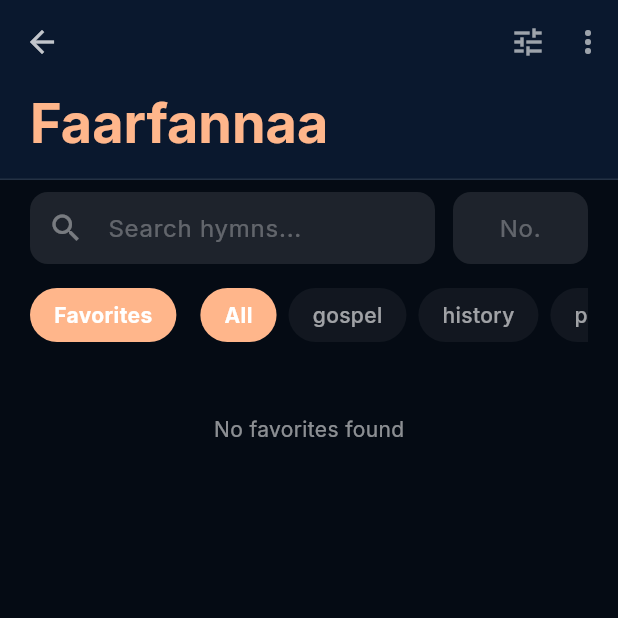
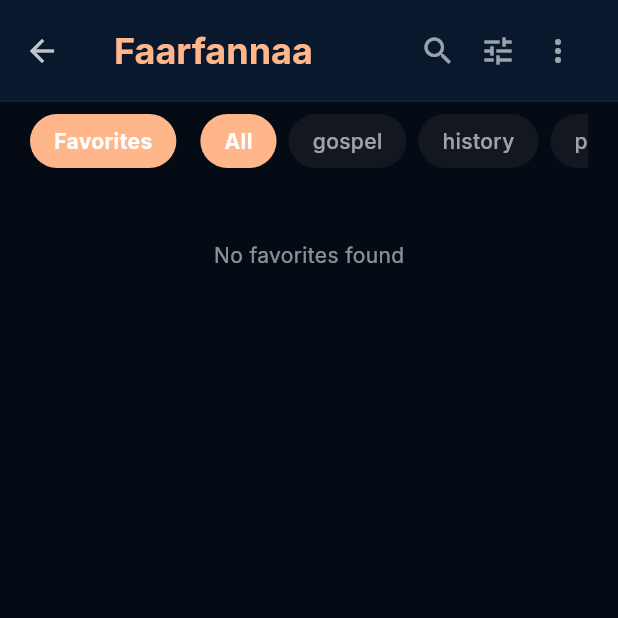
Before and after one commit to lati-tibabu/faarfannaa_galata_waaqayyoo, a Flutter app: the HomeExploreScreen screen opened directly, after a tap on "Favorites", on a phone screen of 412 x 824 dp, the top half of it. Run offline on Flutter 3.47's test engine with Material 3 defaults, Android fonts, the phone set to English and light mode, and no system bars; our stand-ins replace flashy_tab_bar2, flutter_colorpicker, heroicons, package_info_plus, shared_preferences; accounts and stored records are empty.

Commit message:
feat: Implement search functionality for hymns with dynamic filtering

```diff
--- a/lib/screens/home_explore_screen.dart
+++ b/lib/screens/home_explore_screen.dart
@@ -7,9 +7,9 @@ import '../services/song_service.dart';
 import 'collections_screen.dart';
 import 'now_playing_screen.dart';
 import 'recently_viewed_screen.dart';
+import 'search_screen.dart';
 import 'song_detail_screen.dart';
 import 'song_index_screen.dart';
-import 'song_not_found_screen.dart';
 
 class HomeExploreScreen extends StatefulWidget {
   const HomeExploreScreen({super.key});
@@ -19,9 +19,6 @@ class HomeExploreScreen extends StatefulWidget {
 }
 
 class _HomeExploreScreenState extends State<HomeExploreScreen> {
-  final TextEditingController _searchController = TextEditingController();
-  final TextEditingController _numberController = TextEditingController();
-
   List<Hymn> _allSongs = [];
   String _selectedCategory = 'All';
   bool _favoritesOnly = false;
@@ -31,15 +28,6 @@ class _HomeExploreScreenState extends State<HomeExploreScreen> {
   void initState() {
     super.initState();
     _loadSongs();
-    _searchController.addListener(() => setState(() {}));
-    _numberController.addListener(() => setState(() {}));
-  }
-
-  @override
-  void dispose() {
-    _searchController.dispose();
-    _numberController.dispose();
-    super.dispose();
   }
 
   void _loadSongs() {
@@ -70,9 +58,6 @@ class _HomeExploreScreenState extends State<HomeExploreScreen> {
     final isDark = Theme.of(context).brightness == Brightness.dark;
     final favorites = context.watch<FavoritesProvider>();
 
-    final String query = _searchController.text.trim().toLowerCase();
-    final String numberText = _numberController.text.trim();
-
     List<Hymn> songs = _allSongs;
     if (_selectedCategory != 'All') {
       songs = songs
@@ -83,16 +68,6 @@ class _HomeExploreScreenState extends State<HomeExploreScreen> {
     }
     if (_favoritesOnly) {
       songs = songs.where((s) => favorites.isFavorite(s.number)).toList();
-    }
-
-    if (numberText.isNotEmpty) {
-      songs = songs
-          .where((s) => s.number.toString().startsWith(numberText))
-          .toList();
-    } else if (query.isNotEmpty) {
-      songs = songs
-          .where((s) => s.title.toLowerCase().contains(query))
-          .toList();
     }
 
     songs.sort((a, b) {
@@ -112,28 +87,24 @@ class _HomeExploreScreenState extends State<HomeExploreScreen> {
           SliverAppBar(
             floating: true,
             pinned: true,
-            expandedHeight: 120,
+            toolbarHeight: 68,
+            elevation: 0,
+            scrolledUnderElevation: 0,
             backgroundColor:
                 Theme.of(context).appBarTheme.backgroundColor ??
                 Theme.of(context).scaffoldBackgroundColor,
-            flexibleSpace: FlexibleSpaceBar(
-              background: Container(
-                decoration: BoxDecoration(
-                  border: Border(
+            shape: Border(
               bottom: BorderSide(
                 color: isDark
                     ? Colors.white.withValues(alpha: 0.05)
                     : Colors.black.withValues(alpha: 0.05),
               ),
             ),
-                ),
-              ),
-              titlePadding: const EdgeInsets.symmetric(
-                horizontal: 20,
-                vertical: 16,
-              ),
-              centerTitle: false,
-              title: Text(
+            titleSpacing: 20,
+            title: Row(
+              children: [
+                Expanded(
+                  child: Text(
                     'Faarfannaa',
                     style: TextStyle(
                       color: Theme.of(context).colorScheme.primary,
@@ -142,8 +113,21 @@ class _HomeExploreScreenState extends State<HomeExploreScreen> {
                     ),
                   ),
                 ),
-            actions: [
                 IconButton(
+                  tooltip: 'Search',
+                  onPressed: () {
+                    Navigator.push(
+                      context,
+                      MaterialPageRoute(builder: (_) => const SearchScreen()),
+                    );
+                  },
+                  icon: Icon(
+                    Icons.search,
+                    color: isDark ? Colors.white60 : Colors.black54,
+                  ),
+                ),
+                IconButton(
+                  tooltip: 'Filter',
                   onPressed: _openFilters,
                   icon: Icon(
                     Icons.tune,
@@ -209,102 +193,12 @@ class _HomeExploreScreenState extends State<HomeExploreScreen> {
                 ),
               ],
             ),
+          ),
           SliverToBoxAdapter(
             child: Padding(
               padding: const EdgeInsets.symmetric(horizontal: 20, vertical: 8),
               child: Column(
                 children: [
-                  Row(
-                    children: [
-                      Expanded(
-                        flex: 3,
-                        child: TextField(
-                          controller: _searchController,
-                          style: TextStyle(
-                            color: isDark ? Colors.white : Colors.black,
-                          ),
-                          decoration: InputDecoration(
-                            hintText: 'Search hymns...',
-                            hintStyle: TextStyle(
-                              color: isDark
-                                  ? Colors.white.withValues(alpha: 0.3)
-                                  : Colors.black38,
-                            ),
-                            prefixIcon: Icon(
-                              Icons.search,
-                              color: isDark
-                                  ? Colors.white.withValues(alpha: 0.4)
-                                  : Colors.black45,
-                            ),
-                            filled: true,
-                            fillColor: isDark
-                                ? Colors.white.withValues(alpha: 0.1)
-                                : Colors.grey.withValues(alpha: 0.1),
-                            border: OutlineInputBorder(
-                              borderRadius: BorderRadius.circular(12),
-                              borderSide: BorderSide.none,
-                            ),
-                            contentPadding: const EdgeInsets.symmetric(
-                              vertical: 12,
-                            ),
-                          ),
-                        ),
-                      ),
-                      const SizedBox(width: 12),
-                      Expanded(
-                        flex: 1,
-                        child: TextField(
-                          controller: _numberController,
-                          keyboardType: TextInputType.number,
-                          textAlign: TextAlign.center,
-                          style: TextStyle(
-                            color: isDark ? Colors.white : Colors.black,
-                          ),
-                          onSubmitted: (value) {
-                            final parsed = int.tryParse(value.trim());
-                            if (parsed == null) return;
-                            final hymn = SongService().getSongByNumber(parsed);
-                            if (hymn != null) {
-                              Navigator.push(
-                                context,
-                                MaterialPageRoute(
-                                  builder: (_) => SongDetailScreen(song: hymn),
-                                ),
-                              );
-                            } else {
-                              Navigator.push(
-                                context,
-                                MaterialPageRoute(
-                                  builder: (_) =>
-                                      SongNotFoundScreen(number: parsed),
-                                ),
-                              );
-                            }
-                          },
-                          decoration: InputDecoration(
-                            hintText: 'No.',
-                            hintStyle: TextStyle(
-                              color: isDark
-                                  ? Colors.white.withValues(alpha: 0.3)
-                                  : Colors.black38,
-                            ),
-                            filled: true,
-                            fillColor: isDark
-                                ? Colors.white.withValues(alpha: 0.1)
-                                : Colors.grey.withValues(alpha: 0.1),
-                            border: OutlineInputBorder(
-                              borderRadius: BorderRadius.circular(12),
-                              borderSide: BorderSide.none,
-                            ),
-                            contentPadding: const EdgeInsets.symmetric(
-                              vertical: 12,
-                            ),
-                          ),
-                        ),
-                      ),
-                    ],
-                  ),
-                  const SizedBox(height: 16),
                   SingleChildScrollView(
                     scrollDirection: Axis.horizontal,
                     child: Row(
```
Also changed, not shown: lib/screens/primary_color_picker_sheet.dart (+19 -25 lines), lib/screens/search_screen.dart (added, +154 -0 lines). Lines whose indentation alone changed are shown as unchanged.
